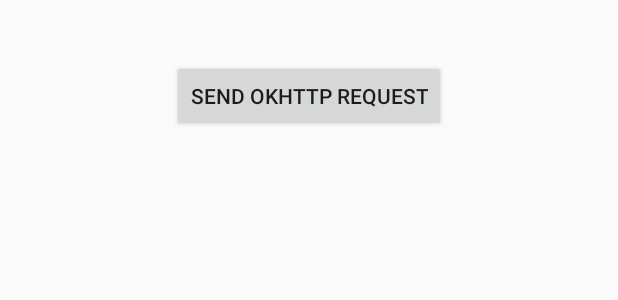
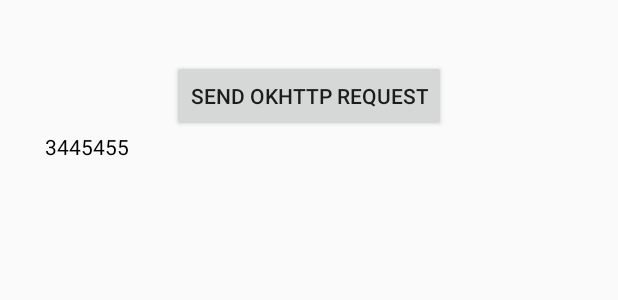
Before and after one commit to wdtht/AndroidDemos, an Android app built with Jetpack Compose: the layout fragment_okhttp.xml on its own in the app's theme, with its tools: preview values and no code run, on a phone screen of 412 x 824 dp. Shown: the top 300 px of the screen. Run offline under Robolectric (Android 15) with nearby library versions, the phone set to English and light mode, and no system bars.

Commit message:
增加okhttpDemo

```diff
--- a/app/src/main/res/layout/fragment_okhttp.xml
+++ b/app/src/main/res/layout/fragment_okhttp.xml
@@ -20,7 +20,9 @@
             android:layout_width="match_parent"
             android:layout_height="wrap_content"
             android:id="@+id/responseText"
+            android:textColor="@color/black"
             android:layout_marginRight="30dp"
-            android:layout_marginLeft="30dp" />
+            android:layout_marginLeft="30dp"
+            tools:text="3445455"/>
     </ScrollView>
 </LinearLayout>
```
Also changed, not shown: app/src/main/java/com/example/androiddemos/network/fragment/OkhttpFragment.java (+34 -11 lines).
